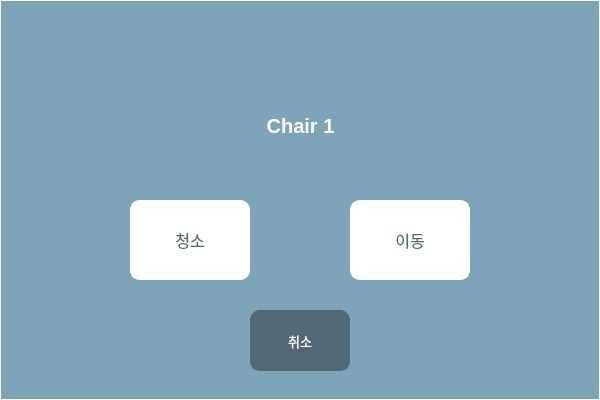
First picture: the form in src/chair1_dialog.ui, repository qwertyBBeers/HairD-2022.09.01-, before the edit.
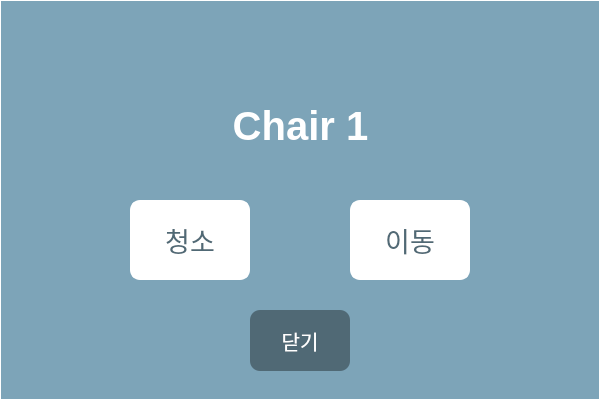
Second picture: the form after the edit.

The edit to the form file:
```diff
--- a/src/chair1_dialog.ui
+++ b/src/chair1_dialog.ui
@@ -28,15 +28,23 @@
      <height>61</height>
     </rect>
    </property>
+   <property name="font">
+    <font>
+     <pointsize>15</pointsize>
+     <weight>50</weight>
+     <italic>false</italic>
+     <bold>false</bold>
+    </font>
+   </property>
    <property name="styleSheet">
-    <string notr="true">font:10pt;
+    <string notr="true">font:15pt;
 color : white;
 background: #506975;
 border : 0pt;
 border-radius: 10px;</string>
    </property>
    <property name="text">
-    <string>취소</string>
+    <string>닫기</string>
    </property>
   </widget>
   <widget class="QLabel" name="label">
@@ -50,7 +58,7 @@
    </property>
    <property name="font">
     <font>
-     <pointsize>15</pointsize>
+     <pointsize>30</pointsize>
      <weight>75</weight>
      <italic>false</italic>
      <bold>true</bold>
@@ -60,7 +68,7 @@
     <enum>Qt::LeftToRight</enum>
    </property>
    <property name="styleSheet">
-    <string notr="true">font:15pt;
+    <string notr="true">font:30pt;
 font:bold;
 color : white;
 border:false;
@@ -85,7 +93,7 @@
    </property>
    <property name="font">
     <font>
-     <pointsize>12</pointsize>
+     <pointsize>20</pointsize>
      <weight>50</weight>
      <bold>false</bold>
     </font>
@@ -124,7 +132,7 @@
    </property>
    <property name="font">
     <font>
-     <pointsize>12</pointsize>
+     <pointsize>20</pointsize>
      <weight>50</weight>
      <bold>false</bold>
     </font>
```
